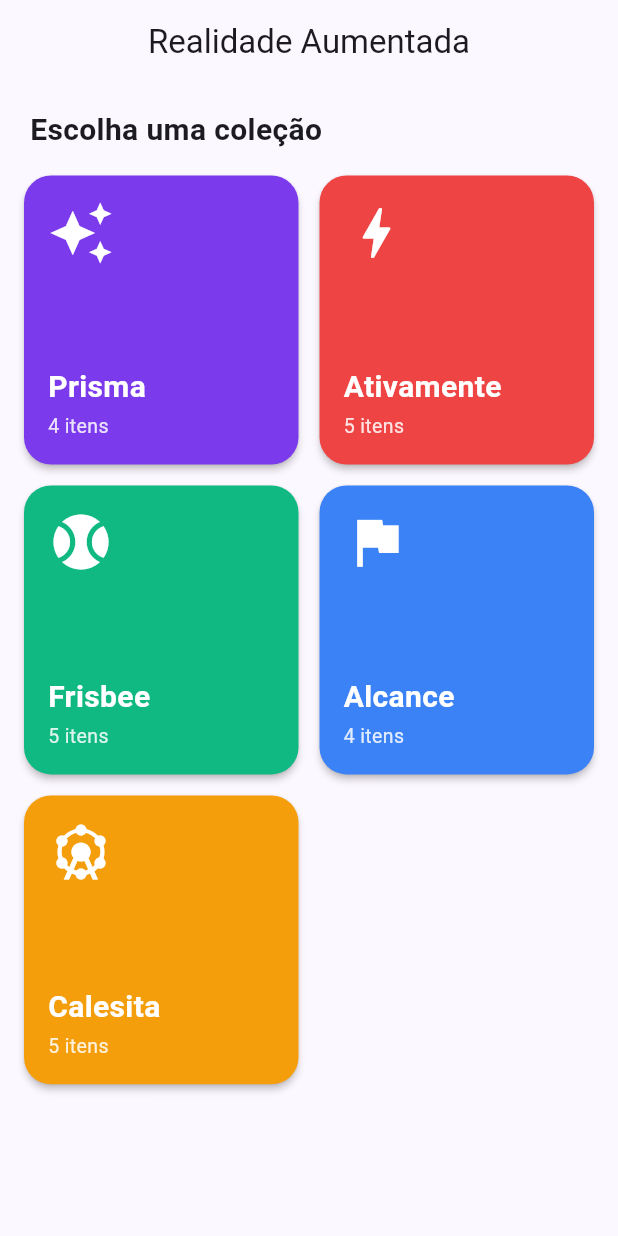
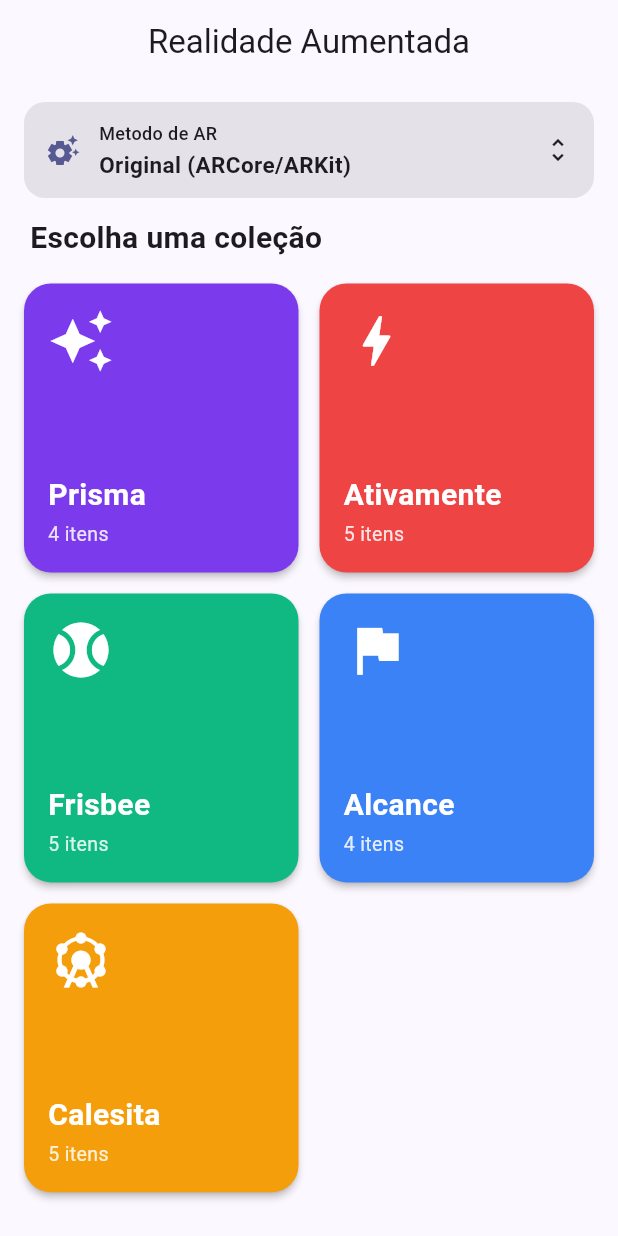
Before and after one commit to MatheusNunesBoraso/ra_netbil, a Flutter app: the screen it shows after launch, on a phone screen of 412 x 824 dp. Run offline on Flutter 3.47's test engine with Material 3 defaults, Android fonts, the phone set to English and light mode, and no system bars; our stand-ins replace permission_handler, shared_preferences; missing offline and left inert: ar_flutter_plugin_2, arcore_flutter_plugin, arkit_plugin, flutter_inappwebview.

Commit message:
feat(ar): seletor de metodo AR com 4 backends
Adiciona tela de selecao na home para trocar o backend de AR em runtime
e testar qual funciona melhor com a capa do livro do usuario:

- Original — arcore_flutter_plugin 0.1.0 + arkit_plugin (image tracking
  nativo, ja existente)
- Plano + Toque — ar_flutter_plugin_2 (nao reconhece capa; usuario toca
  onde quer o modelo — fallback que sempre funciona)
- MindAR — flutter_inappwebview + localhost server servindo pagina
  HTML com MindAR.js (image tracking via MediaPipe). Exige
  book_cover.mind compilado externamente; fallback visual se faltar
- EasyAR — stub "em construcao" ate integracao nativa (1-2 semanas)

Escolha persistida com shared_preferences. ArScannerPage roteia pelo
metodo salvo. AndroidManifest.xml ganha usesCleartextTraffic e Info.plist
ganha NSAllowsLocalNetworking para o localhost HTTP do MindAR WebView.

Inclui book_scene.usdz para uso futuro no ARKit e CLAUDE.md de referencia.

Co-Authored-By: Claude Opus 4.7 (1M context) <noreply@anthropic.com>

```diff
--- /dev/null
+++ b/lib/ar_method.dart
@@ -0,0 +1,54 @@
+/// Backends de realidade aumentada disponiveis no app.
+/// A escolha e persistida em SharedPreferences via [ArMethodService]
+/// e usada em [ArScannerPage] para decidir qual scanner abrir.
+enum ArMethod {
+  /// arcore_flutter_plugin 0.1.0 (Android) + arkit_plugin (iOS).
+  /// Image tracking nativo. Plugin antigo, mais sensivel a qualidade
+  /// da imagem de referencia.
+  original,
+
+  /// ar_flutter_plugin_2 (ARCore/ARKit modernos).
+  /// **NAO faz image tracking** — so plane detection + toque.
+  /// Usuario toca na tela e o modelo aparece no ponto tocado.
+  planeTap,
+
+  /// MindAR (MediaPipe via WebView).
+  /// Image tracking baseado em web. Roda pagina HTML local com
+  /// MindAR.js + A-Frame carregada via InAppWebView.
+  mindar,
+
+  /// EasyAR Sense (SDK comercial, melhor image tracking do mercado).
+  /// Ainda nao integrado — requer 1-2 semanas de codigo nativo.
+  /// Botao mostra tela de status com instrucoes.
+  easyar,
+}
+
+extension ArMethodMeta on ArMethod {
+  String get label {
+    switch (this) {
+      case ArMethod.original:
+        return 'Original (ARCore/ARKit)';
+      case ArMethod.planeTap:
+        return 'Plano + Toque';
+      case ArMethod.mindar:
+        return 'MindAR (WebView)';
+      case ArMethod.easyar:
+        return 'EasyAR (em construcao)';
+    }
+  }
+
+  String get description {
+    switch (this) {
+      case ArMethod.original:
+        return 'Image tracking nativo. Aponte a camera pra capa.';
+      case ArMethod.planeTap:
+        return 'Nao reconhece a capa. Toque na tela para posicionar o modelo.';
+      case ArMethod.mindar:
+        return 'Image tracking via WebView + MediaPipe. Exige arquivo .mind compilado.';
+      case ArMethod.easyar:
+        return 'Integracao nativa pendente. Abre tela com instrucoes.';
+    }
+  }
+
+  String get storageKey => 'ar_method';
+}
--- /dev/null
+++ b/lib/ar_method_service.dart
@@ -0,0 +1,23 @@
+import 'package:shared_preferences/shared_preferences.dart';
+
+import 'ar_method.dart';
+
+class ArMethodService {
+  static const _key = 'ar_method';
+  static const _default = ArMethod.original;
+
+  static Future<ArMethod> get() async {
+    final prefs = await SharedPreferences.getInstance();
+    final stored = prefs.getString(_key);
+    if (stored == null) return _default;
+    return ArMethod.values.firstWhere(
+      (m) => m.name == stored,
+      orElse: () => _default,
+    );
+  }
+
+  static Future<void> set(ArMethod method) async {
+    final prefs = await SharedPreferences.getInstance();
+    await prefs.setString(_key, method.name);
+  }
+}
--- a/lib/home_page.dart
+++ b/lib/home_page.dart
@@ -1,11 +1,64 @@
 import 'package:flutter/material.dart';
 
+import 'ar_method.dart';
+import 'ar_method_service.dart';
 import 'collection_page.dart';
 import 'data/collections.dart';
 import 'models/catalog.dart';
 
-class HomePage extends StatelessWidget {
+class HomePage extends StatefulWidget {
   const HomePage({super.key});
+
+  @override
+  State<HomePage> createState() => _HomePageState();
+}
+
+class _HomePageState extends State<HomePage> {
+  ArMethod _method = ArMethod.original;
+
+  @override
+  void initState() {
+    super.initState();
+    ArMethodService.get().then((m) {
+      if (mounted) setState(() => _method = m);
+    });
+  }
+
+  Future<void> _pickMethod() async {
+    final picked = await showModalBottomSheet<ArMethod>(
+      context: context,
+      showDragHandle: true,
+      builder: (ctx) => ListView(
+        shrinkWrap: true,
+        padding: const EdgeInsets.symmetric(vertical: 8),
+        children: [
+          const Padding(
+            padding: EdgeInsets.fromLTRB(20, 4, 20, 12),
+            child: Text(
+              'Metodo de AR',
+              style: TextStyle(fontSize: 18, fontWeight: FontWeight.w700),
+            ),
+          ),
+          ...ArMethod.values.map(
+            (m) => RadioListTile<ArMethod>(
+              value: m,
+              groupValue: _method,
+              onChanged: (v) => Navigator.of(ctx).pop(v),
+              title: Text(m.label),
+              subtitle: Text(m.description),
+              isThreeLine: true,
+            ),
+          ),
+        ],
+      ),
+    );
+
+    if (picked != null && picked != _method) {
+      await ArMethodService.set(picked);
+      if (!mounted) return;
+      setState(() => _method = picked);
+    }
+  }
 
   @override
   Widget build(BuildContext context) {
@@ -18,8 +71,9 @@ class HomePage extends StatelessWidget {
         child: Column(
           crossAxisAlignment: CrossAxisAlignment.stretch,
           children: [
+            _MethodBar(method: _method, onTap: _pickMethod),
             const Padding(
-              padding: EdgeInsets.fromLTRB(20, 16, 20, 12),
+              padding: EdgeInsets.fromLTRB(20, 12, 20, 12),
               child: Text(
                 'Escolha uma cole\u00e7\u00e3o',
                 style: TextStyle(fontSize: 20, fontWeight: FontWeight.w600),
@@ -39,6 +93,60 @@ class HomePage extends StatelessWidget {
               ),
             ),
           ],
+        ),
+      ),
+    );
+  }
+}
+
+class _MethodBar extends StatelessWidget {
+  final ArMethod method;
+  final VoidCallback onTap;
+  const _MethodBar({required this.method, required this.onTap});
+
+  @override
+  Widget build(BuildContext context) {
+    final scheme = Theme.of(context).colorScheme;
+    return Padding(
+      padding: const EdgeInsets.fromLTRB(16, 12, 16, 0),
+      child: Material(
+        color: scheme.surfaceContainerHighest,
+        borderRadius: BorderRadius.circular(14),
+        child: InkWell(
+          borderRadius: BorderRadius.circular(14),
+          onTap: onTap,
+          child: Padding(
+            padding: const EdgeInsets.symmetric(horizontal: 14, vertical: 12),
+            child: Row(
+              children: [
+                Icon(Icons.settings_suggest, color: scheme.primary),
+                const SizedBox(width: 12),
+                Expanded(
+                  child: Column(
+                    crossAxisAlignment: CrossAxisAlignment.start,
+                    children: [
+                      const Text(
+                        'Metodo de AR',
+                        style: TextStyle(
+                          fontSize: 12,
+                          fontWeight: FontWeight.w500,
+                        ),
+                      ),
+                      const SizedBox(height: 2),
+                      Text(
+                        method.label,
+                        style: const TextStyle(
+                          fontSize: 15,
+                          fontWeight: FontWeight.w700,
+                        ),
+                      ),
+                    ],
+                  ),
+                ),
+                const Icon(Icons.unfold_more, size: 20),
+              ],
+            ),
+          ),
         ),
       ),
     );
--- a/pubspec.yaml
+++ b/pubspec.yaml
@@ -12,7 +12,10 @@ dependencies:
   cupertino_icons: ^1.0.8
   arcore_flutter_plugin: ^0.1.0
   arkit_plugin: ^1.1.0
+  ar_flutter_plugin_2: ^0.0.3
+  flutter_inappwebview: ^6.1.5
   permission_handler: ^11.3.1
+  shared_preferences: ^2.2.3
   vector_math: ^2.1.4
 
 dev_dependencies:
@@ -25,3 +28,4 @@ flutter:
   assets:
     - assets/images/
     - assets/models/
+    - assets/mindar/
```
Also changed, not shown: lib/ar_scanner_page.dart (+59 -6 lines), lib/ar_scanners/easyar_stub.dart (added, +78 -0 lines), lib/ar_scanners/mindar_scanner.dart (added, +112 -0 lines), lib/ar_scanners/modern_scanner.dart (added, +145 -0 lines), 7 other files.
